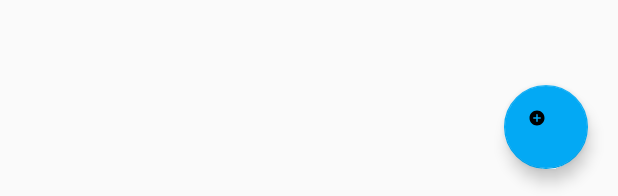
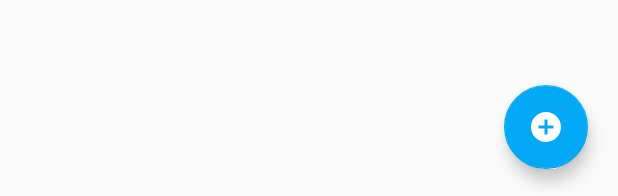
Before and after one commit to AppyFizz/tartanhacks, an Android app: the layout activity_supp.xml on its own in the app's theme, with its tools: preview values and no code run, on a phone screen of 412 x 824 dp. Shown: the part 1037-1233 px from the top of the screen. Run offline under Robolectric (Android 15) with nearby library versions, the phone set to English and light mode, and no system bars.

Commit message:
Fixed colors

```diff
--- a/app/src/main/res/drawable/background.xml
+++ b/app/src/main/res/drawable/background.xml
@@ -1,6 +1,6 @@
 <?xml version="1.0" encoding="utf-8"?>
 <shape xmlns:android="http://schemas.android.com/apk/res/android"
     android:shape="rectangle">
-    <solid android:color="@color/light_green" />
+    <solid android:color="@color/colorAccent" />
     <corners android:radius="1dp" />
 </shape>
--- a/app/src/main/res/drawable/ic_new.xml
+++ b/app/src/main/res/drawable/ic_new.xml
@@ -1,9 +1,9 @@
 <vector xmlns:android="http://schemas.android.com/apk/res/android"
-        android:width="24dp"
-        android:height="24dp"
-        android:viewportWidth="48.0"
-        android:viewportHeight="48.0">
+        android:width="96dp"
+        android:height="96dp"
+        android:viewportWidth="24.0"
+        android:viewportHeight="24.0">
     <path
-        android:fillColor="#FF000000"
+        android:fillColor="#FFFFFF"
         android:pathData="M12,2C6.48,2 2,6.48 2,12s4.48,10 10,10 10,-4.48 10,-10S17.52,2 12,2zM17,13h-4v4h-2v-4L7,13v-2h4L11,7h2v4h4v2z"/>
 </vector>
--- a/app/src/main/res/values/colors.xml
+++ b/app/src/main/res/values/colors.xml
@@ -4,12 +4,11 @@
     <color name="colorPrimaryDark">#C2185B</color>
     <color name="colorAccent">#03A9F4</color>
 
-    <color name="bg_row_background">#fa315b</color>
+    <color name="bg_row_background">#BDBDBD</color>
     <color name="item_name">#535353</color>
     <color name="description">#a9a9a9</color>
     <color name="gray_400">#bdbdbd</color>
     <color name="gray_600">#757575</color>
-    <color name="light_green">#00beab</color>
 
     <color name="primary">#E91E63</color>
     <color name="primary_dark">#C2185B</color>
```
